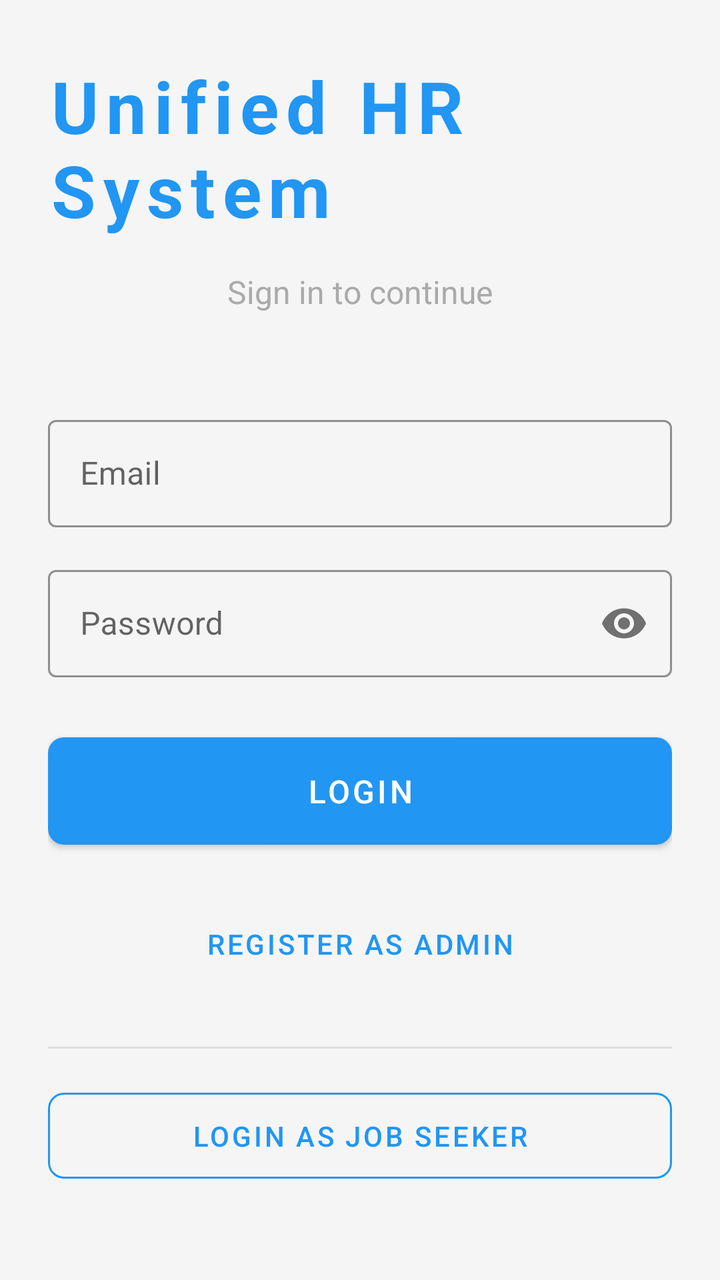
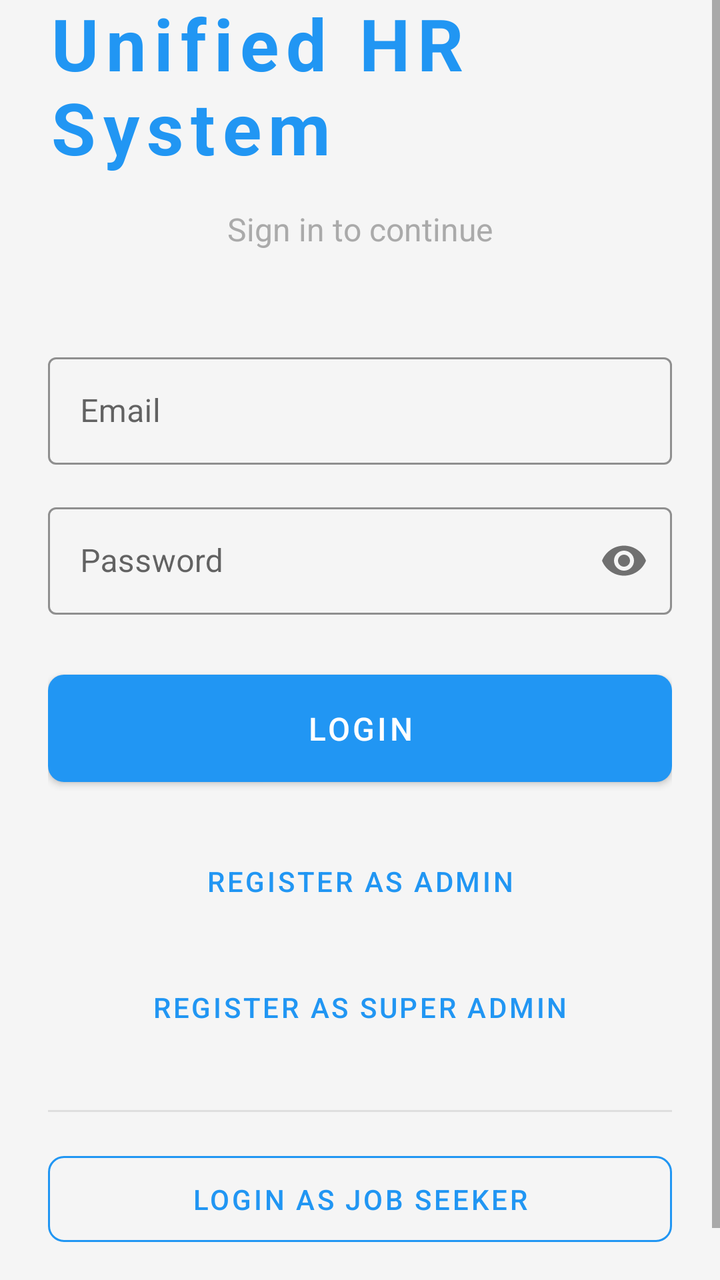

Two renders of the same Android screen: before a commit and after it. Below are the layout's source before the change and the commit's diff.
<!-- AndroidManifest.xml: application theme Theme.UnifiedHRSystem -->
<!-- res/layout/activity_login.xml -->
<?xml version="1.0" encoding="utf-8"?>
<ScrollView xmlns:android="http://schemas.android.com/apk/res/android"
    xmlns:app="http://schemas.android.com/apk/res-auto"
    android:layout_width="match_parent"
    android:layout_height="match_parent"
    android:background="@color/background"
    android:fillViewport="true">

    <LinearLayout
        android:layout_width="match_parent"
        android:layout_height="wrap_content"
        android:orientation="vertical"
        android:padding="24dp"
        android:gravity="center"
        android:layout_gravity="center_vertical">

        <TextView
            android:layout_width="wrap_content"
            android:layout_height="wrap_content"
            android:text="@string/app_name"
            android:textSize="36sp"
            android:textStyle="bold"
            android:textColor="@color/primary"
            android:layout_marginBottom="16dp"
            android:letterSpacing="0.1" />

        <TextView
            android:layout_width="wrap_content"
            android:layout_height="wrap_content"
            android:text="Sign in to continue"
            android:textSize="16sp"
            android:textColor="@android:color/darker_gray"
            android:layout_marginBottom="48dp" />

        <com.google.android.material.textfield.TextInputLayout
            android:layout_width="match_parent"
            android:layout_height="wrap_content"
            android:layout_marginBottom="16dp"
            android:hint="@string/email"
            app:boxStrokeColor="@color/primary"
            style="@style/Widget.MaterialComponents.TextInputLayout.OutlinedBox">

            <com.google.android.material.textfield.TextInputEditText
                android:id="@+id/etEmail"
                android:layout_width="match_parent"
                android:layout_height="wrap_content"
                android:inputType="textEmailAddress"
                android:padding="16dp" />
        </com.google.android.material.textfield.TextInputLayout>

        <com.google.android.material.textfield.TextInputLayout
            android:layout_width="match_parent"
            android:layout_height="wrap_content"
            android:layout_marginBottom="24dp"
            android:hint="@string/password"
            app:boxStrokeColor="@color/primary"
            app:passwordToggleEnabled="true"
            style="@style/Widget.MaterialComponents.TextInputLayout.OutlinedBox">

            <com.google.android.material.textfield.TextInputEditText
                android:id="@+id/etPassword"
                android:layout_width="match_parent"
                android:layout_height="wrap_content"
                android:inputType="textPassword"
                android:padding="16dp" />
        </com.google.android.material.textfield.TextInputLayout>

        <com.google.android.material.button.MaterialButton
            android:id="@+id/btnLogin"
            android:layout_width="match_parent"
            android:layout_height="wrap_content"
            android:text="@string/login"
            android:textSize="16sp"
            android:padding="16dp"
            android:layout_marginBottom="16dp"
            app:cornerRadius="8dp" />

        <com.google.android.material.button.MaterialButton
            android:id="@+id/btnRegister"
            android:layout_width="match_parent"
            android:layout_height="wrap_content"
            android:text="Register as Admin"
            android:textSize="14sp"
            android:padding="12dp"
            android:layout_marginBottom="8dp"
            style="@style/Widget.MaterialComponents.Button.TextButton"
            app:cornerRadius="8dp" />

        <View
            android:layout_width="match_parent"
            android:layout_height="1dp"
            android:background="@android:color/darker_gray"
            android:alpha="0.3"
            android:layout_marginVertical="16dp" />

        <com.google.android.material.button.MaterialButton
            android:id="@+id/btnJobSeekerLogin"
            android:layout_width="match_parent"
            android:layout_height="wrap_content"
            android:text="Login as Job Seeker"
            android:textSize="14sp"
            android:padding="12dp"
            android:layout_marginBottom="16dp"
            style="@style/Widget.MaterialComponents.Button.OutlinedButton"
            app:cornerRadius="8dp"
            app:strokeColor="@color/primary" />

        <ProgressBar
            android:id="@+id/progressBar"
            android:layout_width="wrap_content"
            android:layout_height="wrap_content"
            android:layout_marginTop="8dp"
            android:visibility="gone" />

    </LinearLayout>
</ScrollView>
<!-- resources referenced by this layout -->
<resources>
  <color name="background">#FFF5F5F5</color>
  <color name="primary">#FF2196F3</color>
  <string name="app_name">Unified HR System</string>
  <string name="email">Email</string>
  <string name="login">Login</string>
  <string name="password">Password</string>
  <style name="Theme.UnifiedHRSystem" parent="Theme.MaterialComponents.DayNight.NoActionBar">
          <item name="colorPrimary">@color/primary</item>
          <item name="colorPrimaryDark">@color/primary_dark</item>
          <item name="colorAccent">@color/accent</item>
          <item name="toolbarStyle">@style/Widget.UnifiedHR.Toolbar</item>
      </style>
  <color name="primary_dark">#FF1976D2</color>
  <color name="accent">#FFFF5722</color>
  <style name="Widget.UnifiedHR.Toolbar" parent="Widget.MaterialComponents.Toolbar">
          <item name="popupTheme">@style/ThemeOverlay.MaterialComponents.Light</item>
          <item name="titleTextColor">@color/white</item>
          <item name="subtitleTextColor">@color/white</item>
      </style>
  <color name="white">#FFFFFFFF</color>
</resources>

<!-- the commit's change to res/layout/activity_login.xml (unified diff, before → after) -->
@@ -86,6 +86,19 @@
             style="@style/Widget.MaterialComponents.Button.TextButton"
             app:cornerRadius="8dp" />
 
+        <com.google.android.material.button.MaterialButton
+            android:id="@+id/btnSuperAdminRegister"
+            android:layout_width="match_parent"
+            android:layout_height="wrap_content"
+            android:text="Register as Super Admin"
+            android:textSize="14sp"
+            android:padding="12dp"
+            android:layout_marginBottom="8dp"
+            style="@style/Widget.MaterialComponents.Button.TextButton"
+            app:cornerRadius="8dp" />
+
+
+
         <View
             android:layout_width="match_parent"
             android:layout_height="1dp"
